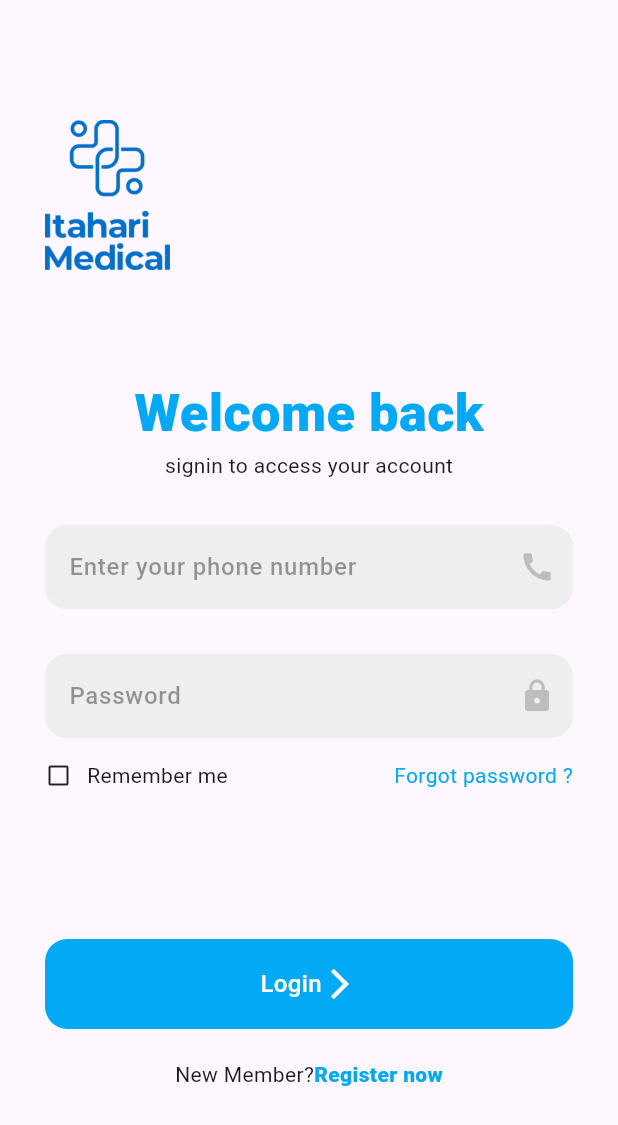
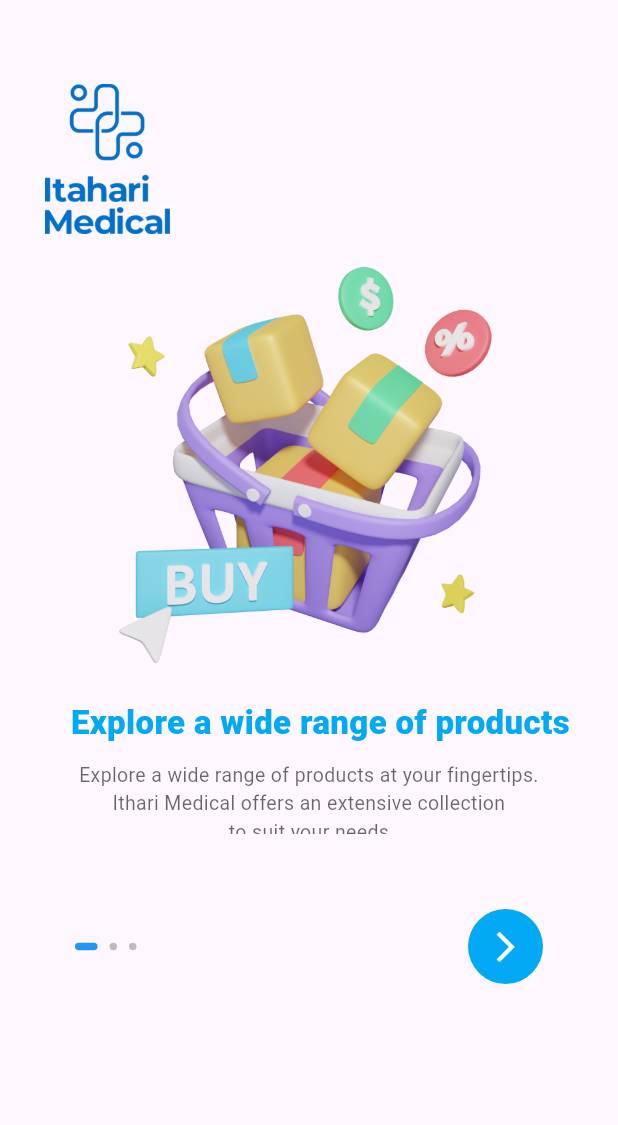
Before and after one commit to BijayaGiri/shajgoj, a Flutter app: the screen it shows after launch, on a phone screen of 412 x 824 dp. Shown: the top 1125 px of the screen. Run offline on Flutter 3.47's test engine with Material 3 defaults, Android fonts, the light colour scheme and no system bars; drawn by our look-alikes of smooth_page_indicator; our stand-ins replace carousel_slider, get; missing offline and left inert: dotted_dashed_line.

Commit message:
crousalscreen

```diff
--- /dev/null
+++ b/lib/SubScreens/FirstCrousalScreen.dart
@@ -0,0 +1,109 @@
+import 'package:flutter/material.dart';
+import 'package:shopifyclone/SubScreens/LoginScreen.dart';
+import 'package:shopifyclone/TextStyles/TextStyles.dart';
+import 'package:shopifyclone/Widgets/Home/HomeWidgets.dart';
+import 'package:smooth_page_indicator/smooth_page_indicator.dart';
+class Firstcrousalscreen extends StatefulWidget {
+  const Firstcrousalscreen({super.key});
+
+  @override
+  State<Firstcrousalscreen> createState() => _FirstcrousalscreenState();
+}
+
+class _FirstcrousalscreenState extends State<Firstcrousalscreen>{
+  PageController _pageController=PageController();
+  int currentindex=0;
+  List<String> Firstpart=["assets/images/FirstScreen/first.png","assets/images/FirstScreen/second.png","assets/images/FirstScreen/first.png"];
+  List<String> Secondpart=["Explore a wide range of products","Unlock exclusive Offers & Discounts","Safe and Secured Payments"];
+  List<String> Thirdpart=["Explore a wide range of products at your fingertips.\nIthari Medical offers an extensive collection\nto suit your needs","Get access to limited-time deals and special\npromotions available only to our valued customers","Ithari Medical employs industry-leading encryption and\ntrusted payment gateways to safeguard your financial\n information"];
+  int index=0;
+  @override
+  Widget build(BuildContext context) {
+    return Scaffold(
+      appBar: AppBar(),
+     body: Column(
+       children: [
+         Align(
+           alignment: Alignment.topLeft,
+           child: Padding(
+             padding: const EdgeInsets.only(left: 30),
+             child: SizedBox(
+               height: 100,
+               child: Image.asset("assets/images/IthariMedical.png"),
+             ),
+           ),
+         ),
+        Container(
+          width: MediaQuery.of(context).size.width,
+          height: 400,
+          child: PageView.builder(
+
+            controller: _pageController, //this controller helps to synchronize the animated container and the pageview.builder
+            onPageChanged: (value) {
+              currentindex=index;
+              setState(() {
+
+              });
+            },
+              itemCount:Firstpart.length,itemBuilder: (context,index){
+            return Column(
+              children: [
+                Image.asset(Firstpart[index],height: 300,),
+                Padding(
+                  padding: const EdgeInsets.only(top: 10,left: 15,),
+                  child: Text(Secondpart[index],style: Whitebackgroundstyle.copyWith(color: ThemeColor,fontSize: 22,fontWeight: FontWeight.w800),),
+                ),
+                Padding(
+                  padding: const EdgeInsets.only(top: 10),
+                  child: Text(Thirdpart[index],textAlign: TextAlign.center,style: BottomNavigationstyle.copyWith(fontSize: 13,fontWeight: FontWeight.w400),),
+                ),
+              ],
+            );
+          }),
+        ),
+        Padding(
+          padding: const EdgeInsets.only(top: 50,left: 50,right: 50),
+          child: Row(
+            mainAxisAlignment: MainAxisAlignment.spaceBetween,
+            children: [
+              AnimatedContainer(
+                  duration: Duration(milliseconds: 300),
+                  height: 10,
+                  width: 20,
+                  child: Center(
+                    child: SmoothPageIndicator(
+                      controller:_pageController,
+                      count: Firstpart.length,
+                      effect: ExpandingDotsEffect(
+                        dotHeight: 5,
+                        dotWidth: 5,
+                        activeDotColor: Colors.blue,
+                        dotColor: Colors.grey.shade400,
+                      ),
+                    ),
+                  )),
+              GestureDetector(
+                onTap: (){
+                  Navigator.push(context, MaterialPageRoute(builder: (context)=>Loginscreen()));
+                },
+                child: Align(
+                  alignment: Alignment.centerRight,
+                  child: Container(
+                    height: 50,
+                    width: 50,
+                    decoration: BoxDecoration(
+                      color: ThemeColor,
+                      borderRadius: BorderRadius.circular(25),
+                    ),
+                    child: Icon(Icons.arrow_forward_ios,color: Colors.white,),
+                  ),
+                ),
+              )
+            ],
+          ),
+        )
+       ],
+     ),
+    );
+  }
+}
--- a/lib/SubScreens/LoginScreen.dart
+++ b/lib/SubScreens/LoginScreen.dart
@@ -34,7 +34,7 @@ class _LoginscreenState extends State<Loginscreen> {
             crossAxisAlignment: CrossAxisAlignment.center,
             children: [
               Align(
-                alignment: Alignment.centerLeft,
+                alignment: Alignment.center,
                 child: Padding(
                   padding: const EdgeInsets.only(left: 30),
                   child: SizedBox(
@@ -188,26 +188,7 @@ class _LoginscreenState extends State<Loginscreen> {
               ],
             ),
           ),
-              Obx((){
-                return bottoncontroller.Loginpressed.value&&bottoncontroller.rememberme.value==false? Align(
-                  alignment: Alignment.centerLeft,
-                  child: Padding(
-                    padding: const EdgeInsets.only(left: 35,top: 2),
-                    child: Text("! Hit the Check Box",style: TextStyle(
-                      color: Colors.red,
-                      fontSize: 12,
-                    ),
-                    textAlign: TextAlign.start,),
-                  ),
-                ):Padding(
-                  padding: const EdgeInsets.only(left: 35,top: 2),
-                  child: Text("",style: TextStyle(
-                    color: Colors.red,
-                    fontSize: 12,
-                  ),
-                    textAlign: TextAlign.start,),
-                );
-              }),
+
               GestureDetector(
                 onTap: (){
                   bottoncontroller.Loginpress();
--- a/lib/UI/HomeScreen.dart
+++ b/lib/UI/HomeScreen.dart
@@ -51,7 +51,7 @@ class _HomeScreenState extends State<HomeScreen> {
 
             Padding(
               padding: const EdgeInsets.only(top: 20),
-              child: Text("💄 Categories",
+              child: Text("Brands",
                   style: Whitebackgroundstyle.copyWith(color: Colors.black)),
             ),
            Padding(
@@ -77,7 +77,7 @@ class _HomeScreenState extends State<HomeScreen> {
              width: MediaQuery.of(context).size.width,
              child: Wrap(
                children:
-                 List.generate(4, (index)=>SaveMore(context, imageloc: "assets/images/HomeScreen/WinterBanner.png"),),
+                 List.generate(2, (index)=>SaveMore(context, imageloc: "assets/images/HomeScreen/WinterBanner.png"),),
              ),
            ),
 
--- a/lib/UI/Signup.dart
+++ b/lib/UI/Signup.dart
@@ -32,7 +32,7 @@ class _SignupScreenState extends State<SignupScreen> {
             crossAxisAlignment: CrossAxisAlignment.center,
             children: [
               Align(
-                alignment: Alignment.centerLeft,
+                alignment: Alignment.center,
                 child: Padding(
                   padding: const EdgeInsets.only(left: 30),
                   child: SizedBox(
--- a/lib/UI/SplashScreen.dart
+++ b/lib/UI/SplashScreen.dart
@@ -1,7 +1,7 @@
 import 'dart:async';
 
 import 'package:flutter/material.dart';
-import 'package:shopifyclone/SubScreens/LoginScreen.dart';
+import 'package:shopifyclone/SubScreens/FirstCrousalScreen.dart';
 class Splashscreen extends StatefulWidget {
   const Splashscreen({super.key});
 
@@ -15,7 +15,7 @@ class _SplashscreenState extends State<Splashscreen> {
     // TODO: implement initState
     super.initState();
     Timer(Duration(seconds: 2), (){
-      Navigator.pushReplacement(context, MaterialPageRoute(builder: (context)=>Loginscreen()));
+      Navigator.pushReplacement(context, MaterialPageRoute(builder: (context)=>Firstcrousalscreen()));
     });
   }
   @override
--- a/pubspec.yaml
+++ b/pubspec.yaml
@@ -84,6 +84,7 @@ flutter:
   # To add assets to your application, add an assets section, like this:
   assets:
      - assets/images/
+     - assets/images/FirstScreen/
      - assets/images/Vouchers/
      - assets/images/LoyaltyProgram/
      - assets/images/AddToCart/
```
Also changed, not shown: assets/images/FirstScreen/first.png (added), assets/images/FirstScreen/second.png (added).
